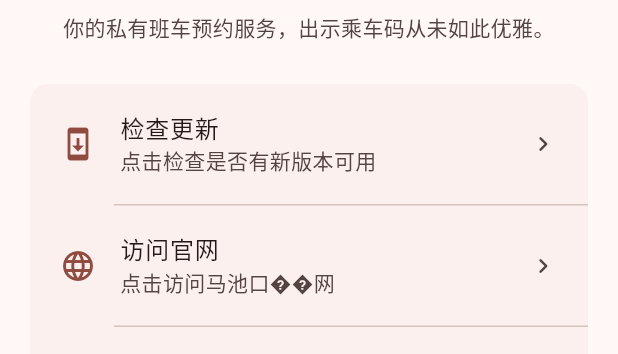
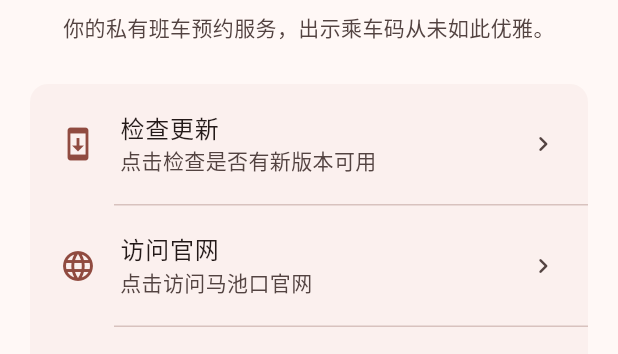
Before and after one commit to VariantConst/Marchkov-Helper, a Flutter app: the AboutPage screen opened directly, on a phone screen of 412 x 824 dp, the part 354-708 px from its top. Run offline on Flutter 3.47's test engine with Material 3 defaults, Android fonts, the phone set to English and light mode, and no system bars; our stand-ins replace cookie_jar, fl_chart, flutter_svg, package_info_plus, qr_flutter, shared_preferences and 1 more; missing offline and left inert: screen_brightness; accounts and stored records are empty.

Commit message:
fix(settings): correct typos in about and settings pages

```diff
--- a/lib/screens/settings/about_page.dart
+++ b/lib/screens/settings/about_page.dart
@@ -282,7 +282,7 @@ class AboutPageState extends State<AboutPage> {
                     _buildListTile(
                       context,
                       title: '访问官网',
-                      subtitle: '点击访问马池口��网',
+                      subtitle: '点击访问马池口官网',
                       icon: Icons.language_outlined,
                       onTap: _visitWebsite,
                     ),
--- a/lib/screens/settings/settings_page.dart
+++ b/lib/screens/settings/settings_page.dart
@@ -86,7 +86,7 @@ class _SettingsPageState extends State<SettingsPage> {
       '🐼',
       '🦄',
       '🐶',
-      '����',
+      '🐱',
       '🦊',
       '🦁',
       '🐯',
```
